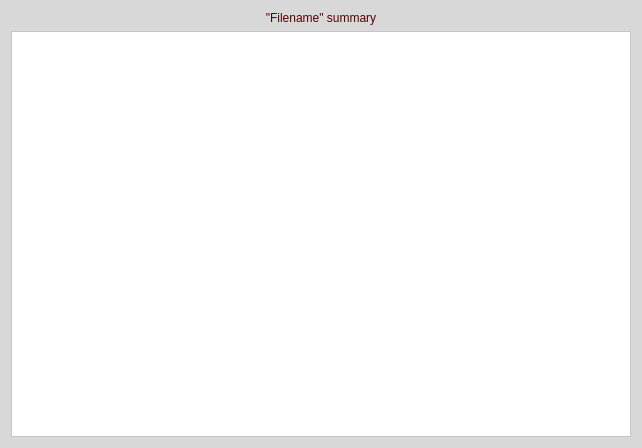
First picture: the form in src/gui/generated/ui/ui_SummaryWindow.ui, repository matusjokay/paranoYa, before the edit.
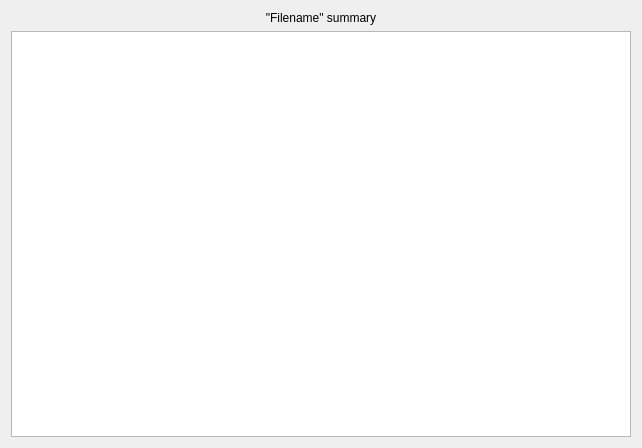
Second picture: the form after the edit.

What changed in the file:
```diff
--- a/src/gui/generated/ui/ui_SummaryWindow.ui
+++ b/src/gui/generated/ui/ui_SummaryWindow.ui
@@ -13,15 +13,9 @@
   <property name="windowTitle">
    <string>&quot;Filename&quot; summary</string>
   </property>
-  <property name="styleSheet">
-   <string notr="true">background-color:#D8D8D8</string>
-  </property>
   <layout class="QVBoxLayout" name="verticalLayout">
    <item>
     <widget class="QLabel" name="filenamelbl">
-     <property name="styleSheet">
-      <string notr="true">color:#520202</string>
-     </property>
      <property name="text">
       <string>&quot;Filename&quot; summary</string>
      </property>
@@ -38,9 +32,6 @@
        <height>10</height>
       </size>
      </property>
-     <property name="styleSheet">
-      <string notr="true">background-color:#FFFFFF</string>
-     </property>
     </widget>
    </item>
   </layout>
```
